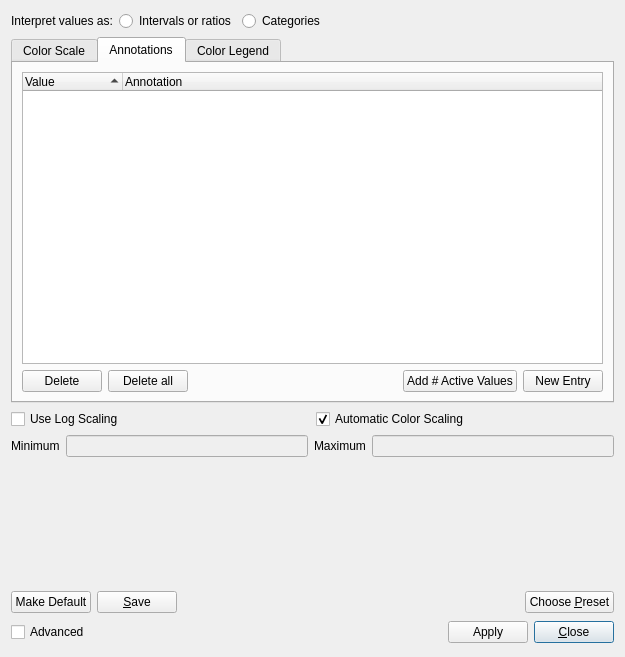
The window that Qt/Components/Resources/UI/pqColorScaleDialog.ui (Kitware/ParaView) describes before a commit, drawn with Qt 5.
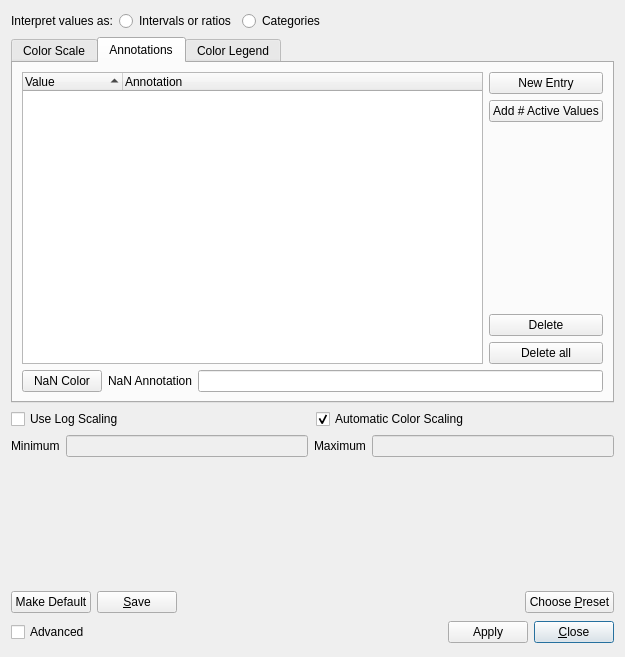
The same window after the commit. Custom widgets are drawn as their Qt base class.

Commit message:
Add NaN button to categorical colors. Fix swatches.
The color swatches in the color scale dialog's annotation page
did not match the colors assigned by the scalar bar actor when
columns were sorted. Fix that.

When in categorical color mode, the NaN color could not be edited.
Fix that by adding a second NaN color button.

```diff
--- a/Qt/Components/Resources/UI/pqColorScaleDialog.ui
+++ b/Qt/Components/Resources/UI/pqColorScaleDialog.ui
@@ -445,8 +445,8 @@
       <attribute name="title">
        <string>Annotations</string>
       </attribute>
-      <layout class="QVBoxLayout" name="verticalLayout_6">
-       <item>
+      <layout class="QGridLayout" name="gridLayout_3">
+       <item row="0" column="0">
         <widget class="QTreeWidget" name="AnnotationTree">
          <property name="dragDropMode">
           <enum>QAbstractItemView::InternalMove</enum>
@@ -484,51 +484,75 @@
          </column>
         </widget>
        </item>
-       <item>
-        <layout class="QHBoxLayout" name="AnnotationButtonLayout">
+       <item row="0" column="1">
+        <layout class="QVBoxLayout" name="verticalLayout_6">
          <item>
-          <widget class="QPushButton" name="RemoveAnnotation">
+          <widget class="QPushButton" name="NewAnnotation">
            <property name="text">
-            <string>Delete</string>
+            <string>New Entry</string>
            </property>
           </widget>
          </item>
          <item>
-          <widget class="QPushButton" name="ResetAnnotations">
+          <widget class="QPushButton" name="AddActiveValues">
            <property name="text">
-            <string>Delete all</string>
+            <string>Add # Active Values</string>
            </property>
           </widget>
          </item>
          <item>
-          <spacer name="AnnotationSpacer">
+          <spacer name="verticalSpacer_2">
            <property name="orientation">
-            <enum>Qt::Horizontal</enum>
+            <enum>Qt::Vertical</enum>
            </property>
            <property name="sizeHint" stdset="0">
             <size>
-             <width>40</width>
-             <height>20</height>
+             <width>20</width>
+             <height>40</height>
             </size>
            </property>
           </spacer>
          </item>
          <item>
-          <widget class="QPushButton" name="AddActiveValues">
+          <widget class="QPushButton" name="RemoveAnnotation">
            <property name="text">
-            <string>Add # Active Values</string>
+            <string>Delete</string>
            </property>
           </widget>
          </item>
          <item>
-          <widget class="QPushButton" name="NewAnnotation">
+          <widget class="QPushButton" name="ResetAnnotations">
            <property name="text">
-            <string>New Entry</string>
+            <string>Delete all</string>
            </property>
           </widget>
          </item>
         </layout>
        </item>
+       <item row="1" column="0" colspan="2">
+        <layout class="QGridLayout" name="gridLayout_2">
+         <item row="0" column="0">
+          <widget class="pqColorChooserButton" name="NanColor2">
+           <property name="toolTip">
+            <string>The color to use for not-a-number values.</string>
+           </property>
+           <property name="text">
+            <string>NaN Color</string>
+           </property>
+          </widget>
+         </item>
+         <item row="0" column="1">
+          <widget class="QLabel" name="label_11">
+           <property name="text">
+            <string>NaN Annotation</string>
+           </property>
+          </widget>
+         </item>
+         <item row="0" column="2">
+          <widget class="QLineEdit" name="lineEdit"/>
+         </item>
+        </layout>
+       </item>
       </layout>
      </widget>
      <widget class="QWidget" name="LegendPage">
```
Left out of the diff: 4 changed lines with no effect on the pictures. The commit also changes 2 other files.
